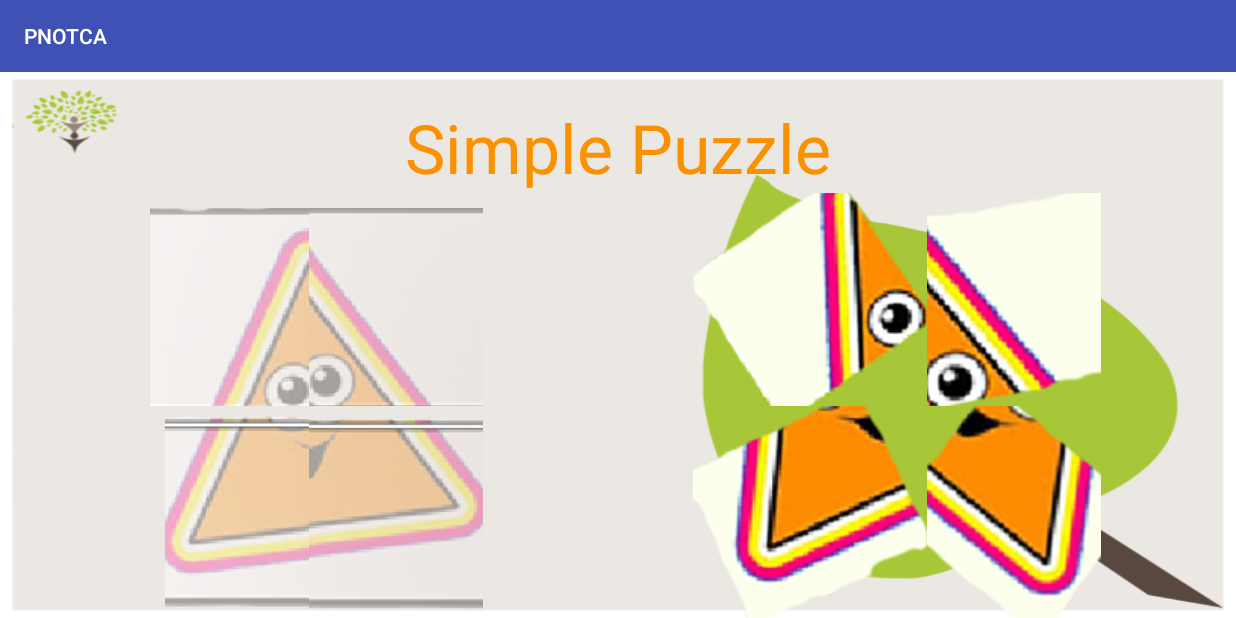
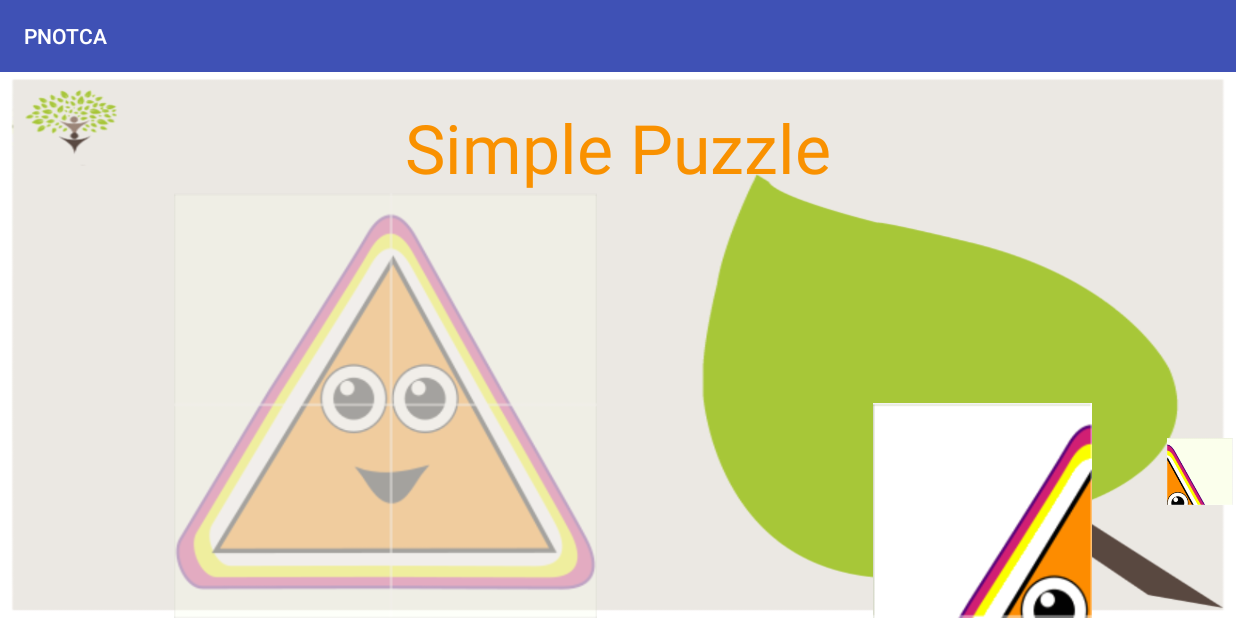
Before and after one commit to atiartalukdar/PNOTCA, an Android app: the screen it shows after launch (PZ_L1_G1), on a phone screen of 824 x 412 dp (held sideways). Run offline under Robolectric (Android 15) with nearby library versions, the phone set to English and light mode, and no system bars.

Commit message:
initial + pz_lvl1

```diff
--- a/app/src/main/java/info/atiar/pnotca/puzzleL1/PZ_L1_G1.java
+++ b/app/src/main/java/info/atiar/pnotca/puzzleL1/PZ_L1_G1.java
@@ -6,13 +6,13 @@ import android.support.v7.app.AppCompatActivity;
 import android.view.DragEvent;
 import android.view.View;
 import android.view.WindowManager;
-import android.widget.ImageButton;
+import android.widget.ImageView;
 import android.widget.LinearLayout;
 
 import info.atiar.pnotca.R;
 
 public class PZ_L1_G1 extends AppCompatActivity {
-    ImageButton target1,target2,target3,target4,source1,source2,source3,source4;
+    ImageView target1,target2,target3,target4,source1,source2,source3,source4;
     LinearLayout l1,l2,l3,l4;
     @Override
     protected void onCreate(Bundle savedInstanceState) {
@@ -23,36 +23,18 @@ public class PZ_L1_G1 extends AppCompatActivity {
 
         setContentView(R.layout.activity_pz__l1__g1);
 
-        target1 = (ImageButton) findViewById(R.id.pz_l1_a1);
-        target2 = (ImageButton) findViewById(R.id.pz_l1_a2);
-        target3 = (ImageButton) findViewById(R.id.pz_l1_a3);
-        target4 = (ImageButton) findViewById(R.id.pz_l1_a4);
+        target1 = (ImageView) findViewById(R.id.pz_l1_11);
+        target2 = (ImageView) findViewById(R.id.pz_l1_12);
 
-        l1 = (LinearLayout) findViewById(R.id.a);
-        l2 = (LinearLayout) findViewById(R.id.b);
-        l3 = (LinearLayout) findViewById(R.id.c);
-        l4 = (LinearLayout) findViewById(R.id.d);
-
-        source1 = (ImageButton) findViewById(R.id.pz_l1_qa);
-        source2 = (ImageButton) findViewById(R.id.pz_l1_qb);
-        source3 = (ImageButton) findViewById(R.id.pz_l1_qc);
-        source4 = (ImageButton) findViewById(R.id.pz_l1_qd);
+        source1 = (ImageView) findViewById(R.id.pz_l1_q_11);
+        source2 = (ImageView) findViewById(R.id.pz_l1_q_12);
 
 
         target1.setOnDragListener(dragListener);
         target2.setOnDragListener(dragListener);
-        target3.setOnDragListener(dragListener);
-        target4.setOnDragListener(dragListener);
-
-        l1.setOnDragListener(dragListener);
-        l2.setOnDragListener(dragListener);
-        l3.setOnDragListener(dragListener);
-        l4.setOnDragListener(dragListener);
 
         source1.setOnLongClickListener(longClickListener);
         source2.setOnLongClickListener(longClickListener);
-        source3.setOnLongClickListener(longClickListener);
-        source4.setOnLongClickListener(longClickListener);
 
     }
 
@@ -79,15 +61,24 @@ public class PZ_L1_G1 extends AppCompatActivity {
                 case DragEvent.ACTION_DRAG_EXITED:
                     break;
                 case DragEvent.ACTION_DROP:
-                    if (view.getId() == R.id.pz_l1_qa && view.getId() == R.id.a){
-                        ((ImageButton) view).setImageResource(R.drawable.pz_l1_qa);
+                    view.animate()
+                            .x(target1.getX())
+                            .y(target1.getY())
+                            .setDuration(1000)
+                            .start();
+
+                    /*if (view.getId() == R.id.pz_l1_q_11 && view.getId() == R.id.pz_l1_11){
+                        ((ImageView) view).setImageResource(R.drawable.a);
+
+                        Toast.makeText(PZ_L1_G1.this, "Image dropped 1",Toast.LENGTH_LONG).show();
                     }
+                    else if (view.getId() == R.id.pz_l1_q_11 && view.getId() == R.id.pz_l1_11){
+                        ((ImageView) view).setImageResource(R.drawable.b);
 
-                        view.animate()
-                                .x(l1.getX())
-                                .y(l2.getY())
-                                .setDuration(1000)
-                                .start();
+                        Toast.makeText(PZ_L1_G1.this, "Image dropped 2",Toast.LENGTH_LONG).show();
+                    }*/
+
+
 
 
                     break;
--- a/app/src/main/res/layout/activity_pz__l1__g1.xml
+++ b/app/src/main/res/layout/activity_pz__l1__g1.xml
@@ -24,188 +24,60 @@
                 android:id="@+id/textView3" />
         </LinearLayout>
 
-    <LinearLayout
+    <RelativeLayout
         android:orientation="horizontal"
         android:layout_width="match_parent"
         android:layout_height="match_parent">
 
         <LinearLayout
             android:orientation="vertical"
-            android:layout_width="match_parent"
-            android:layout_height="match_parent"
-            android:layout_weight="1">
+            android:layout_width="514dp"
+            android:gravity="center"
+            android:layout_height="match_parent">
 
-            <LinearLayout
-                android:orientation="horizontal"
+            <ImageView
                 android:layout_width="match_parent"
-                android:layout_weight="1"
-                android:gravity="bottom|right"
-                android:layout_height="match_parent">
-
-                <LinearLayout
-                    android:orientation="vertical"
-                    android:layout_weight="1"
-                    android:layout_width="match_parent"
-                    android:layout_height="match_parent"
-                    android:gravity="bottom|right"
-                    android:id="@+id/a">
-
-                    <ImageButton
-                        android:layout_width="match_parent"
-                        android:layout_height="wrap_content"
-                        app:srcCompat="@drawable/pz_l1_a1"
-                        android:id="@+id/pz_l1_a1"
-                        android:layout_marginTop="10dp"
-                        android:layout_marginLeft="100dp"
-                        android:background="@null"/>
-                </LinearLayout>
-
-                <LinearLayout
-                    android:orientation="vertical"
-                    android:layout_weight="1"
-                    android:layout_width="match_parent"
-                    android:layout_height="match_parent"
-                    android:gravity="bottom|left"
-                    android:id="@+id/b">
-
-                    <ImageButton
-                        android:layout_width="match_parent"
-                        android:layout_height="wrap_content"
-                        app:srcCompat="@drawable/pz_l1_a2"
-                        android:id="@+id/pz_l1_a2"
-                        android:layout_marginRight="90dp"
-                        android:layout_marginTop="10dp"
-                        android:background="@null" />
-                </LinearLayout>
-            </LinearLayout>
-
-            <LinearLayout
-                android:orientation="horizontal"
-                android:layout_width="match_parent"
-                android:layout_weight="1"
-                android:layout_height="match_parent">
-
-                <LinearLayout
-                    android:orientation="vertical"
-                    android:layout_width="match_parent"
-                    android:layout_weight="1"
-                    android:gravity="top|right"
-                    android:layout_height="match_parent"
-                    android:id="@+id/d">
-
-                    <ImageButton
-                        android:layout_width="match_parent"
-                        android:layout_height="wrap_content"
-                        app:srcCompat="@drawable/pz_l1_a4"
-                        android:id="@+id/pz_l1_a4"
-                        android:layout_marginLeft="110dp"
-                        android:background="@null"/>
-                </LinearLayout>
-
-                <LinearLayout
-                    android:orientation="vertical"
-                    android:layout_width="match_parent"
-                    android:layout_weight="1"
-                    android:layout_height="match_parent"
-                    android:id="@+id/c">
-
-                    <ImageButton
-                        android:layout_width="match_parent"
-                        android:layout_height="wrap_content"
-                        app:srcCompat="@drawable/pz_l1_a3"
-                        android:id="@+id/pz_l1_a3"
-                        android:layout_marginRight="90dp"
-                        android:background="@null"/>
-                </LinearLayout>
-            </LinearLayout>
+                android:layout_height="wrap_content"
+                android:alpha=".3"
+                app:srcCompat="@drawable/pz_l1_triangle_back"
+                android:id="@+id/pz_l1_triangle_back_imgView" />
         </LinearLayout>
 
-        <LinearLayout
-            android:orientation="vertical"
-            android:layout_width="match_parent"
-            android:layout_height="match_parent"
-            android:layout_weight="1">
+        <ImageView
+            android:layout_width="wrap_content"
+            android:layout_height="wrap_content"
+            app:srcCompat="@drawable/l11_trans"
+            android:id="@+id/pz_l1_11"
+            android:layout_marginTop="133dp"
+            android:layout_marginLeft="108dp"
+            />
+        <ImageView
+            android:layout_width="wrap_content"
+            android:layout_height="wrap_content"
+            app:srcCompat="@drawable/l11_trans"
+            android:id="@+id/pz_l1_12"
+            android:layout_marginTop="133dp"
+            android:layout_marginLeft="260dp"
+            />
 
-            <LinearLayout
-                android:orientation="horizontal"
-                android:layout_width="match_parent"
-                android:layout_weight="1"
-                android:layout_height="match_parent">
+        <ImageView
+            android:layout_width="wrap_content"
+            android:layout_height="wrap_content"
+            app:srcCompat="@drawable/a"
+            android:id="@+id/pz_l1_q_11"
+            android:alpha="1"
+            android:layout_marginTop="140dp"
+            android:layout_marginLeft="578dp"/>
 
-                <LinearLayout
-                    android:orientation="vertical"
-                    android:layout_width="match_parent"
-                    android:layout_weight="1"
-                    android:gravity="bottom|right"
-                    android:layout_height="match_parent"
-                    android:id="@+id/qa">
+        <ImageView
+            android:layout_width="wrap_content"
+            android:layout_height="wrap_content"
+            app:srcCompat="@drawable/b"
+            android:alpha="1"
+            android:layout_marginTop="110dp"
+            android:layout_marginLeft="778dp"
+            android:id="@+id/pz_l1_q_12" />
+    </RelativeLayout>
 
-                    <ImageButton
-                        android:layout_width="match_parent"
-                        android:layout_height="wrap_content"
-                        app:srcCompat="@drawable/pz_l1_qa"
-                        android:id="@+id/pz_l1_qa"
-                        android:layout_marginLeft="50dp"
-                        android:background="@null" />
-                </LinearLayout>
-
-                <LinearLayout
-                    android:orientation="vertical"
-                    android:layout_width="match_parent"
-                    android:layout_weight="1"
-                    android:gravity="bottom|left"
-                    android:layout_height="match_parent"
-                    android:id="@+id/qb">
-
-                    <ImageButton
-                        android:layout_width="match_parent"
-                        android:layout_height="wrap_content"
-                        app:srcCompat="@drawable/pz_l1_qb"
-                        android:layout_marginRight="90dp"
-                        android:id="@+id/pz_l1_qb"
-                        android:background="@null" />
-                </LinearLayout>
-            </LinearLayout>
-
-            <LinearLayout
-                android:orientation="horizontal"
-                android:layout_width="match_parent"
-                android:layout_weight="1"
-                android:layout_height="match_parent">
-
-                <LinearLayout
-                    android:orientation="vertical"
-                    android:layout_width="match_parent"
-                    android:layout_weight="1"
-                    android:layout_height="match_parent"
-                    android:id="@+id/qd">
-
-                    <ImageButton
-                        android:layout_width="match_parent"
-                        android:layout_height="wrap_content"
-                        app:srcCompat="@drawable/pz_l1_qd"
-                        android:id="@+id/pz_l1_qd"
-                        android:layout_marginLeft="50dp"
-                        android:background="@null" />
-                </LinearLayout>
-
-                <LinearLayout
-                    android:orientation="vertical"
-                    android:layout_weight="1"
-                    android:layout_width="match_parent"
-                    android:layout_height="match_parent"
-                    android:id="@+id/qc">
-
-                    <ImageButton
-                        android:layout_width="match_parent"
-                        android:layout_height="wrap_content"
-                        app:srcCompat="@drawable/pz_l1_qc"
-                        android:id="@+id/pz_l1_qc"
-                        android:layout_marginRight="90dp"
-                        android:background="@null" />
-                </LinearLayout>
-            </LinearLayout>
-        </LinearLayout>
-    </LinearLayout>
 
 </LinearLayout>
```
Also changed, not shown: app/src/main/res/drawable/a.png (added), app/src/main/res/drawable/b.png (added), app/src/main/res/drawable/l11_trans.png (added), app/src/main/res/drawable/pz_l1_a.png (deleted), app/src/main/res/drawable/pz_l1_a1.png (deleted), app/src/main/res/drawable/pz_l1_a2.png (deleted), app/src/main/res/drawable/pz_l1_a3.png (deleted), app/src/main/res/drawable/pz_l1_a4.png (deleted), app/src/main/res/drawable/pz_l1_qa.png (deleted), app/src/main/res/drawable/pz_l1_qb.png (deleted), app/src/main/res/drawable/pz_l1_qc.png (deleted), app/src/main/res/drawable/pz_l1_qd.png (deleted), app/src/main/res/drawable/pz_l1_triangle_back.png (added).
